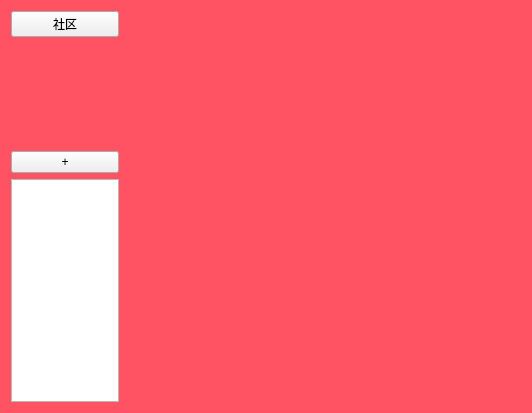
yeteye/Software_Engineering_ClassWork, file pomodoro.ui: the form before one commit.
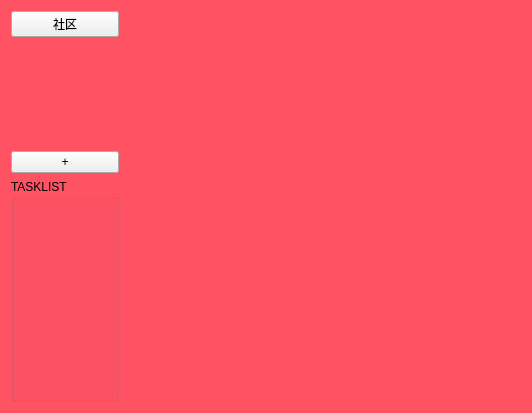
The form after the commit. Icons and pictures are not drawn. Custom widgets are drawn as their Qt base class.

What changed in the file:
```diff
--- a/pomodoro.ui
+++ b/pomodoro.ui
@@ -70,9 +70,9 @@
         <number>1</number>
        </property>
        <item>
-        <widget class="QListWidget" name="listWidget">
-         <property name="resizeMode">
-          <enum>QListView::ResizeMode::Adjust</enum>
+        <widget class="QGroupBox" name="TASKLIST">
+         <property name="title">
+          <string>TASKLIST</string>
          </property>
         </widget>
        </item>
```
